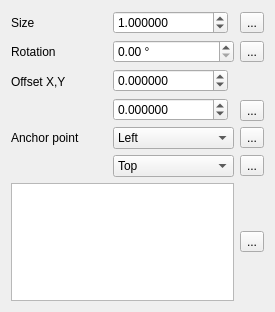
carsmie/QGIS, file src/ui/symbollayer/widget_filledmarker.ui: the form before one commit.
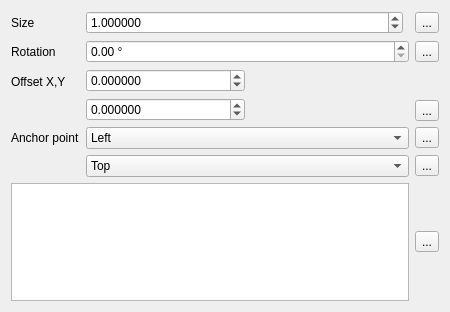
The form after the commit. Custom widgets are drawn as their Qt base class.

Commit message: Some symbol layer widget fixes: - Fix broken shapeburst fill widget - Tweak stretch behaviour of some widgets

What changed in the file:
```diff
--- a/src/ui/symbollayer/widget_filledmarker.ui
+++ b/src/ui/symbollayer/widget_filledmarker.ui
@@ -6,14 +6,14 @@
    <rect>
     <x>0</x>
     <y>0</y>
-    <width>275</width>
+    <width>450</width>
     <height>312</height>
    </rect>
   </property>
   <property name="windowTitle">
    <string>Form</string>
   </property>
-  <layout class="QGridLayout" name="gridLayout">
+  <layout class="QGridLayout" name="gridLayout" columnstretch="0,1,0">
    <item row="0" column="0">
     <widget class="QLabel" name="label_3">
      <property name="text">
```
The commit also changes 7 other files.
